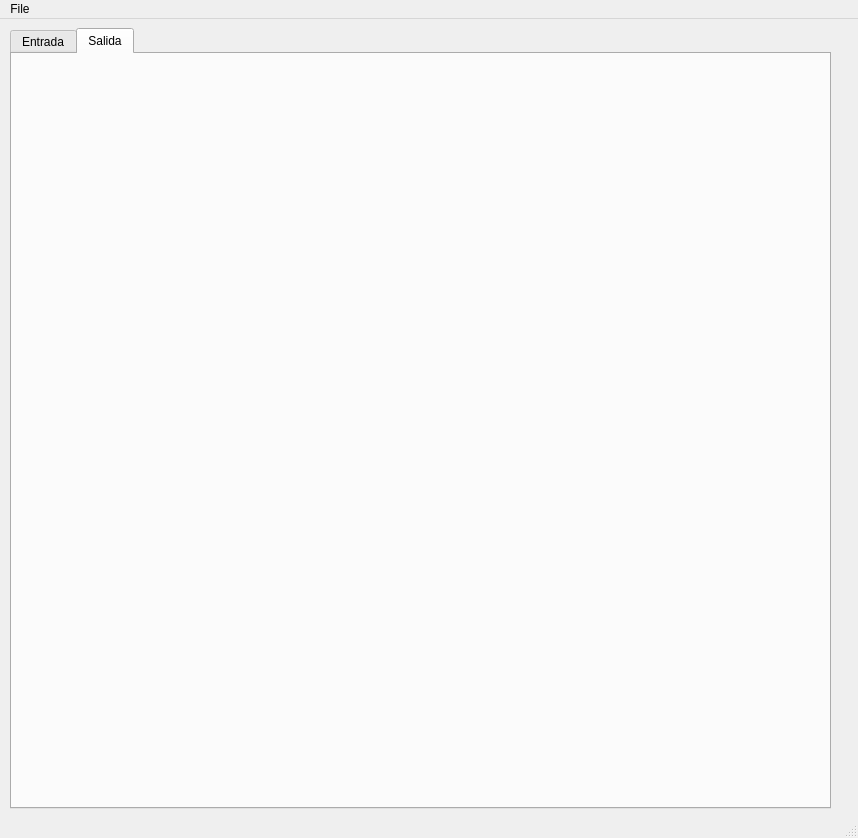
Old version of the form Simulador1.ui in the repository ExequielSchuster/TPI_SO_C1G7.
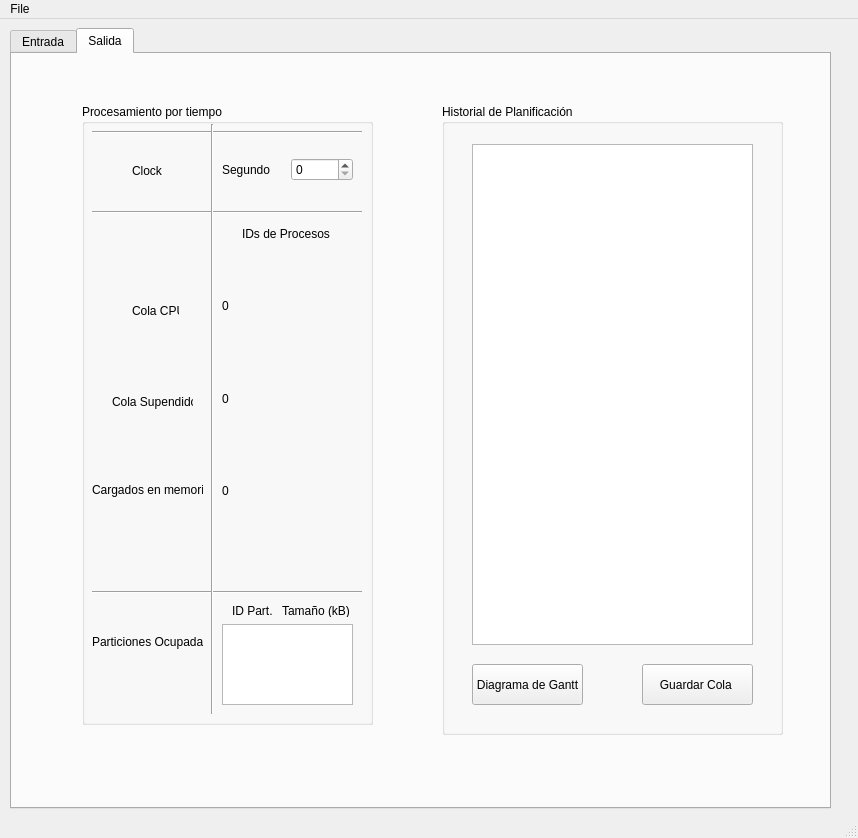
New version of the form. The open tabs and pages were chosen to show the change.

Patch:
```diff
--- a/Simulador1.ui
+++ b/Simulador1.ui
@@ -195,14 +195,7 @@
         </property>
         <layout class="QHBoxLayout" name="horizontalLayout_3">
          <item>
-          <widget class="QLabel" name="label_26">
-           <property name="text">
-            <string>Agregar:</string>
-           </property>
-          </widget>
-         </item>
-         <item>
-          <widget class="QPushButton" name="pushButton_11">
+          <widget class="QRadioButton" name="radioButton_6">
            <property name="text">
             <string>Entrada</string>
            </property>
@@ -623,6 +616,295 @@
      <attribute name="title">
       <string>Salida</string>
      </attribute>
+     <widget class="QGroupBox" name="groupBox_6">
+      <property name="geometry">
+       <rect>
+        <x>70</x>
+        <y>50</y>
+        <width>291</width>
+        <height>621</height>
+       </rect>
+      </property>
+      <property name="title">
+       <string>Procesamiento por tiempo</string>
+      </property>
+      <widget class="Line" name="line">
+       <property name="geometry">
+        <rect>
+         <x>10</x>
+         <y>20</y>
+         <width>270</width>
+         <height>16</height>
+        </rect>
+       </property>
+       <property name="orientation">
+        <enum>Qt::Horizontal</enum>
+       </property>
+      </widget>
+      <widget class="Line" name="line_4">
+       <property name="geometry">
+        <rect>
+         <x>10</x>
+         <y>100</y>
+         <width>270</width>
+         <height>16</height>
+        </rect>
+       </property>
+       <property name="orientation">
+        <enum>Qt::Horizontal</enum>
+       </property>
+      </widget>
+      <widget class="Line" name="line_5">
+       <property name="geometry">
+        <rect>
+         <x>10</x>
+         <y>480</y>
+         <width>270</width>
+         <height>16</height>
+        </rect>
+       </property>
+       <property name="orientation">
+        <enum>Qt::Horizontal</enum>
+       </property>
+      </widget>
+      <widget class="QWidget" name="horizontalLayoutWidget_5">
+       <property name="geometry">
+        <rect>
+         <x>140</x>
+         <y>40</y>
+         <width>131</width>
+         <height>51</height>
+        </rect>
+       </property>
+       <layout class="QHBoxLayout" name="horizontalLayout_5">
+        <item>
+         <widget class="QLabel" name="label_2">
+          <property name="text">
+           <string>Segundo</string>
+          </property>
+         </widget>
+        </item>
+        <item>
+         <widget class="QSpinBox" name="spinBox"/>
+        </item>
+       </layout>
+      </widget>
+      <widget class="Line" name="line_6">
+       <property name="geometry">
+        <rect>
+         <x>120</x>
+         <y>20</y>
+         <width>20</width>
+         <height>590</height>
+        </rect>
+       </property>
+       <property name="orientation">
+        <enum>Qt::Vertical</enum>
+       </property>
+      </widget>
+      <widget class="QLabel" name="label_9">
+       <property name="geometry">
+        <rect>
+         <x>50</x>
+         <y>60</y>
+         <width>47</width>
+         <height>13</height>
+        </rect>
+       </property>
+       <property name="text">
+        <string>Clock</string>
+       </property>
+      </widget>
+      <widget class="QLabel" name="label_10">
+       <property name="geometry">
+        <rect>
+         <x>50</x>
+         <y>200</y>
+         <width>47</width>
+         <height>13</height>
+        </rect>
+       </property>
+       <property name="text">
+        <string>Cola CPU</string>
+       </property>
+      </widget>
+      <widget class="QLabel" name="label_11">
+       <property name="geometry">
+        <rect>
+         <x>30</x>
+         <y>290</y>
+         <width>81</width>
+         <height>16</height>
+        </rect>
+       </property>
+       <property name="text">
+        <string>Cola Supendidos</string>
+       </property>
+      </widget>
+      <widget class="QLabel" name="label_16">
+       <property name="geometry">
+        <rect>
+         <x>10</x>
+         <y>370</y>
+         <width>111</width>
+         <height>31</height>
+        </rect>
+       </property>
+       <property name="text">
+        <string>Cargados en memoria</string>
+       </property>
+      </widget>
+      <widget class="QLabel" name="label_17">
+       <property name="geometry">
+        <rect>
+         <x>160</x>
+         <y>120</y>
+         <width>101</width>
+         <height>20</height>
+        </rect>
+       </property>
+       <property name="text">
+        <string>IDs de Procesos</string>
+       </property>
+      </widget>
+      <widget class="QLabel" name="label_18">
+       <property name="geometry">
+        <rect>
+         <x>10</x>
+         <y>530</y>
+         <width>111</width>
+         <height>16</height>
+        </rect>
+       </property>
+       <property name="text">
+        <string>Particiones Ocupadas</string>
+       </property>
+      </widget>
+      <widget class="QLabel" name="label_19">
+       <property name="geometry">
+        <rect>
+         <x>150</x>
+         <y>500</y>
+         <width>47</width>
+         <height>13</height>
+        </rect>
+       </property>
+       <property name="text">
+        <string>ID Part.</string>
+       </property>
+      </widget>
+      <widget class="QLabel" name="label_20">
+       <property name="geometry">
+        <rect>
+         <x>200</x>
+         <y>500</y>
+         <width>70</width>
+         <height>13</height>
+        </rect>
+       </property>
+       <property name="text">
+        <string>Tamaño (kB)</string>
+       </property>
+      </widget>
+      <widget class="QTextEdit" name="textEdit">
+       <property name="geometry">
+        <rect>
+         <x>140</x>
+         <y>520</y>
+         <width>131</width>
+         <height>81</height>
+        </rect>
+       </property>
+      </widget>
+      <widget class="QWidget" name="verticalLayoutWidget">
+       <property name="geometry">
+        <rect>
+         <x>140</x>
+         <y>159</y>
+         <width>121</width>
+         <height>271</height>
+        </rect>
+       </property>
+       <layout class="QVBoxLayout" name="verticalLayout">
+        <item>
+         <widget class="QLabel" name="label_21">
+          <property name="text">
+           <string>0</string>
+          </property>
+         </widget>
+        </item>
+        <item>
+         <widget class="QLabel" name="label_26">
+          <property name="text">
+           <string>0</string>
+          </property>
+         </widget>
+        </item>
+        <item>
+         <widget class="QLabel" name="label_27">
+          <property name="text">
+           <string>0</string>
+          </property>
+         </widget>
+        </item>
+       </layout>
+      </widget>
+     </widget>
+     <widget class="QGroupBox" name="groupBox_7">
+      <property name="geometry">
+       <rect>
+        <x>430</x>
+        <y>50</y>
+        <width>341</width>
+        <height>631</height>
+       </rect>
+      </property>
+      <property name="font">
+       <font>
+        <weight>50</weight>
+        <bold>false</bold>
+       </font>
+      </property>
+      <property name="title">
+       <string>Historial de Planificación</string>
+      </property>
+      <widget class="QTextEdit" name="textEdit_2">
+       <property name="geometry">
+        <rect>
+         <x>30</x>
+         <y>40</y>
+         <width>281</width>
+         <height>501</height>
+        </rect>
+       </property>
+      </widget>
+      <widget class="QPushButton" name="pushButton_7">
+       <property name="geometry">
+        <rect>
+         <x>30</x>
+         <y>560</y>
+         <width>111</width>
+         <height>41</height>
+        </rect>
+       </property>
+       <property name="text">
+        <string>Diagrama de Gantt</string>
+       </property>
+      </widget>
+      <widget class="QPushButton" name="pushButton_8">
+       <property name="geometry">
+        <rect>
+         <x>200</x>
+         <y>560</y>
+         <width>111</width>
+         <height>41</height>
+        </rect>
+       </property>
+       <property name="text">
+        <string>Guardar Cola </string>
+       </property>
+      </widget>
+     </widget>
     </widget>
    </widget>
   </widget>
```
Left out of the diff: 87 changed lines with no effect on the pictures.
